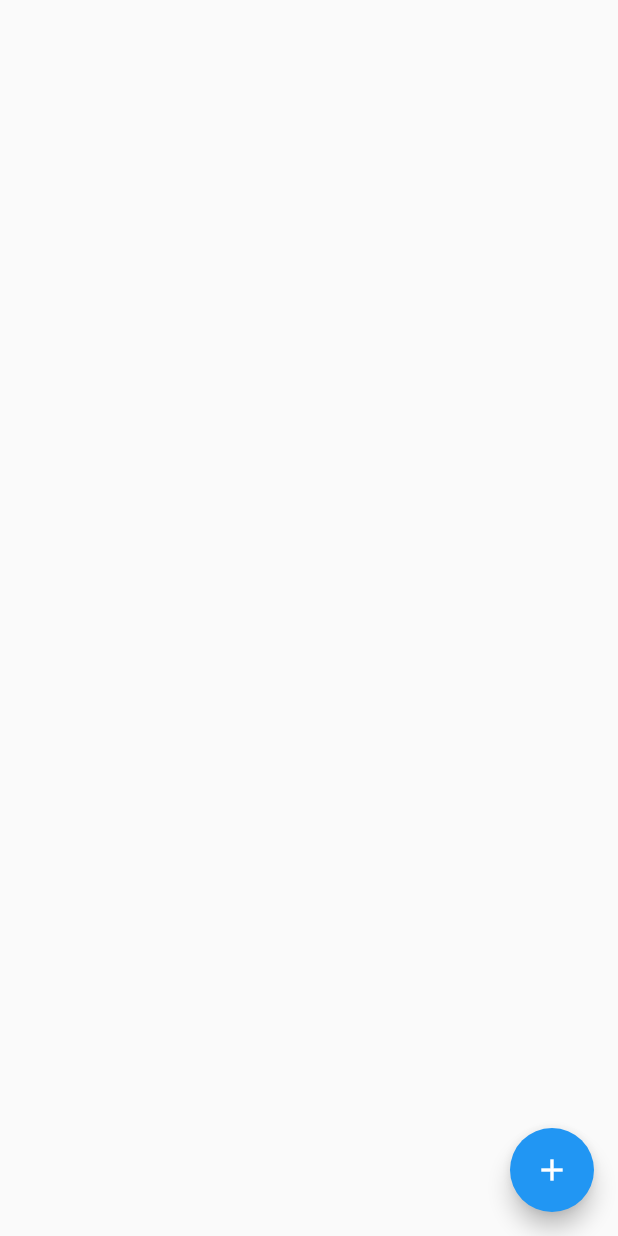
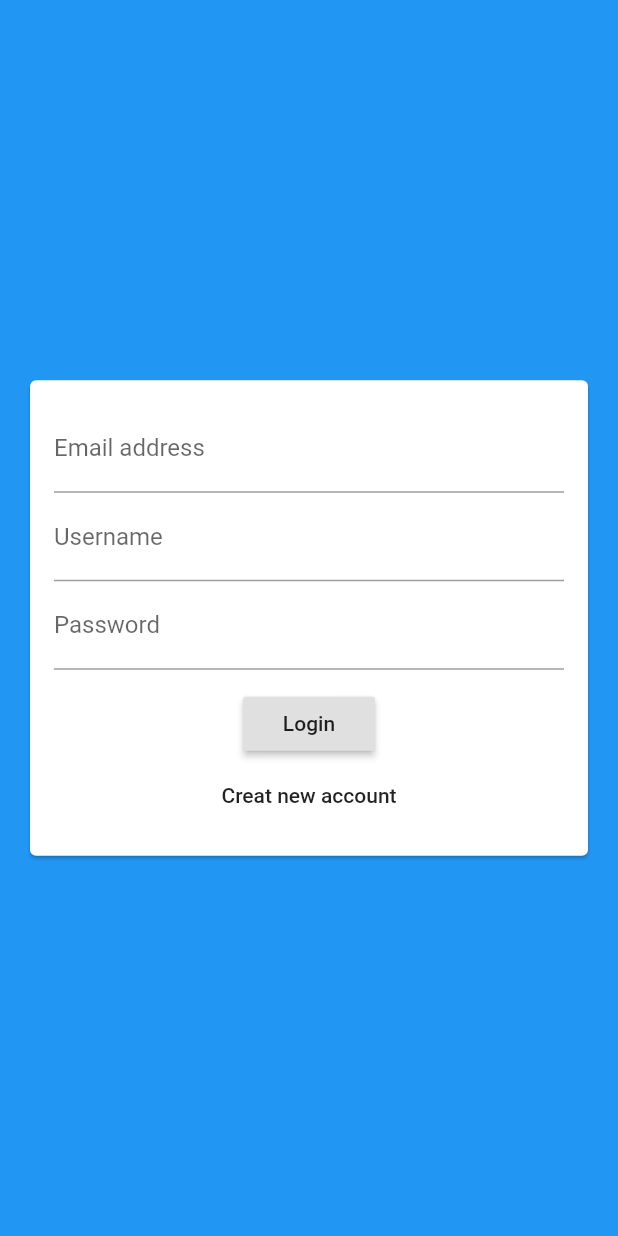
Before and after one commit to emralyilmaz/maxi_app6_2-chat_app, a Flutter app: the screen it shows after launch, on a phone screen of 412 x 824 dp. Run offline on Flutter 3.47's test engine with Material 2 defaults, Android fonts, the phone set to English and light mode, and no system bars; our stand-ins replace cloud_firestore, firebase_core; accounts and stored records are empty.

Commit message:
317. A Basic Authentication Screen

```diff
--- a/lib/main.dart
+++ b/lib/main.dart
@@ -1,5 +1,6 @@
 import 'package:firebase_core/firebase_core.dart';
 import 'package:flutter/material.dart';
+import 'package:maxi_app6_2_shop_app/screen/auth_screen.dart';
 import 'package:maxi_app6_2_shop_app/screen/chat_screen.dart';
 
 void main() async {
@@ -27,7 +28,7 @@ class MyApp extends StatelessWidget {
       //     ),
       //   ),
       // ),
-      home: ChatScreen(),
+      home: AuthScreen(),
     );
   }
 }
--- a/lib/screen/auth_screen.dart
+++ b/lib/screen/auth_screen.dart
@@ -0,0 +1,15 @@
+import 'package:flutter/material.dart';
+import 'package:maxi_app6_2_shop_app/widgets/auth/auth_form.dart';
+
+class AuthScreen extends StatefulWidget {
+  @override
+  _AuthScreenState createState() => _AuthScreenState();
+}
+
+class _AuthScreenState extends State<AuthScreen> {
+  @override
+  Widget build(BuildContext context) {
+    return Scaffold(
+        backgroundColor: Theme.of(context).primaryColor, body: AuthForm());
+  }
+}
--- /dev/null
+++ b/lib/widgets/auth/auth_form.dart
@@ -0,0 +1,45 @@
+import 'package:flutter/material.dart';
+
+class AuthForm extends StatefulWidget {
+  @override
+  _AuthFormState createState() => _AuthFormState();
+}
+
+class _AuthFormState extends State<AuthForm> {
+  @override
+  Widget build(BuildContext context) {
+    return Center(
+        child: Card(
+      margin: EdgeInsets.all(20),
+      child: SingleChildScrollView(
+        child: Padding(
+          padding: EdgeInsets.all(16),
+          child: Form(
+            child: Column(
+              mainAxisSize: MainAxisSize.min,
+              children: [
+                TextFormField(
+                  keyboardType: TextInputType.emailAddress,
+                  decoration: InputDecoration(labelText: "Email address"),
+                ),
+                TextFormField(
+                  decoration: InputDecoration(labelText: "Username"),
+                ),
+                TextFormField(
+                  decoration: InputDecoration(labelText: "Password"),
+                  obscureText: true,
+                ),
+                SizedBox(height: 12),
+                RaisedButton(
+                  onPressed: () {},
+                  child: Text("Login"),
+                ),
+                FlatButton(onPressed: () {}, child: Text("Creat new account"))
+              ],
+            ),
+          ),
+        ),
+      ),
+    ));
+  }
+}
```
